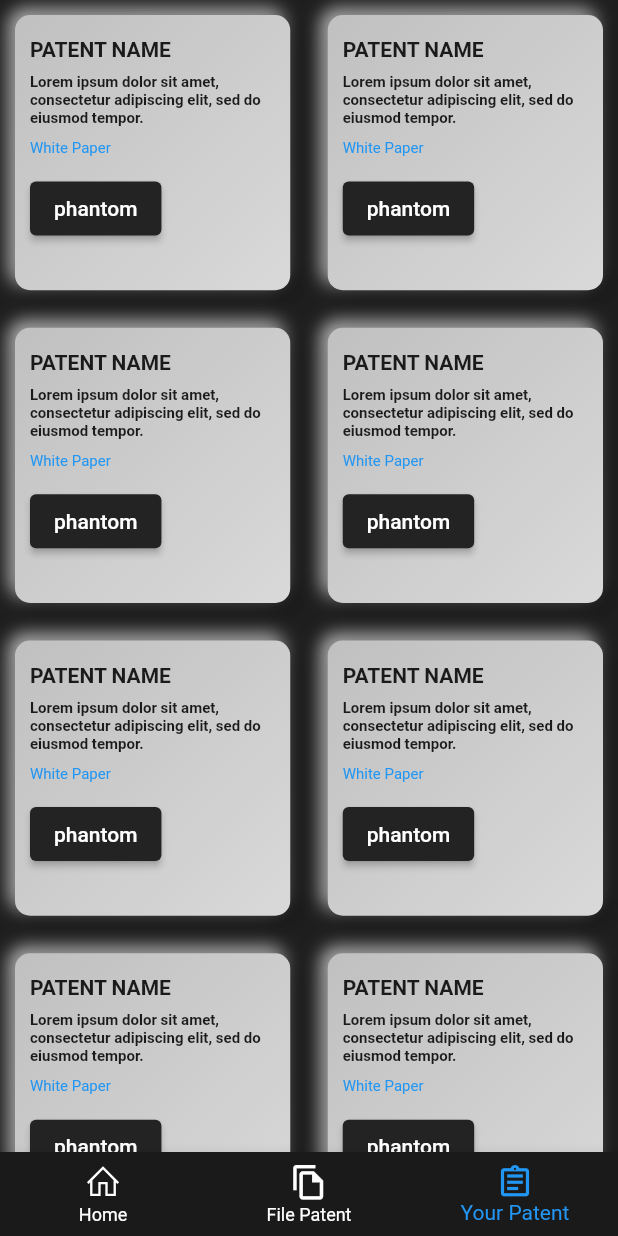
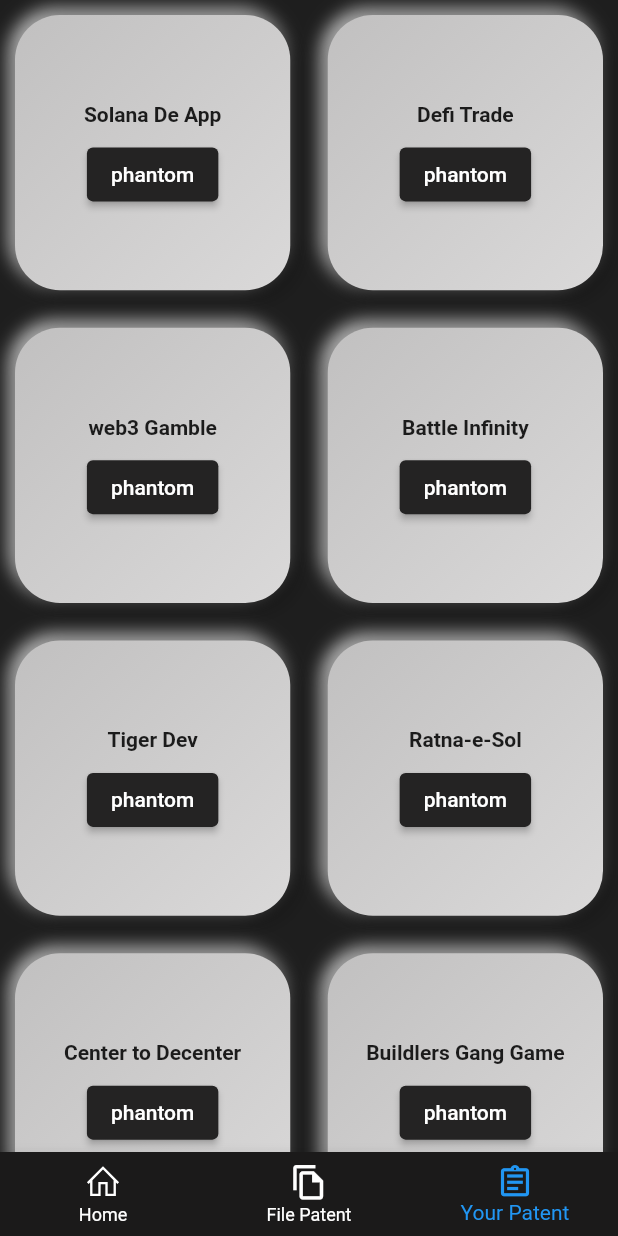
Before and after one commit to Daksh2356/Patent_De_App, a Flutter app: the screen it shows after launch, item 3 of the bottom bar chosen, on a phone screen of 412 x 824 dp. Run offline on Flutter 3.47's test engine with Material 2 defaults, Android fonts, the phone set to English and light mode, and no system bars; drawn by our look-alikes of flutter_neumorphic; our stand-ins replace line_icons, uni_links; missing offline and left inert: contactus, phantom_connect.

Commit message:
patent_card done

```diff
--- a/patent_dapp/lib/main.dart
+++ b/patent_dapp/lib/main.dart
@@ -1,8 +1,8 @@
 import 'package:flutter/material.dart';
-import 'package:patient_dapp/pages/profile_page.dart';
+import 'package:patent_dapp/pages/profile_page.dart';
 import './pages/bottom_nav.dart';
-import 'package:firebase_core/firebase_core.dart';
-import 'firebase_options.dart';
+// import 'package:firebase_core/firebase_core.dart';
+
 import 'dart:async';
 import 'package:flutter/foundation.dart';
 import 'package:flutter/services.dart';
@@ -11,9 +11,7 @@
 
 void main() async {
   WidgetsFlutterBinding.ensureInitialized();
-  await Firebase.initializeApp(
-    options: DefaultFirebaseOptions.currentPlatform,
-  );
+
   runApp(const MyApp());
 }
 
--- a/patent_dapp/lib/pages/profile_page.dart
+++ b/patent_dapp/lib/pages/profile_page.dart
@@ -1,4 +1,3 @@
-import 'package:flutter/material.dart';
 import 'package:contactus/contactus.dart';
 import 'package:flutter_neumorphic/flutter_neumorphic.dart';
 
--- a/patent_dapp/lib/widgets/patent_card.dart
+++ b/patent_dapp/lib/widgets/patent_card.dart
@@ -18,6 +18,49 @@
       );
     }
   }
+
+  List items = [
+    {
+      'name': 'Solana De App',
+      'key': '01',
+    },
+    {
+      'name': 'Defi Trade',
+      'key': '02',
+    },
+    {
+      'name': 'web3 Gamble',
+      'key': '03',
+    },
+    {
+      'name': 'Battle Infinity',
+      'key': '04',
+    },
+    {
+      'name': 'Tiger Dev',
+      'key': '05',
+    },
+    {
+      'name': 'Ratna-e-Sol',
+      'key': '06',
+    },
+    {
+      'name': 'Center to Decenter',
+      'key': '07',
+    },
+    {
+      'name': 'Buildlers Gang Game',
+      'key': '08',
+    },
+    {
+      'name': 'Spam the Solspan',
+      'key': '09',
+    },
+    {
+      'name': 'MainDevTest',
+      'key': '10',
+    },
+  ];
 
   @override
   Widget build(BuildContext context) {
@@ -43,54 +86,33 @@
                 crossAxisSpacing: 5.0,
                 mainAxisSpacing: 5.0,
               ),
-                itemCount: 10,
-                itemBuilder: (BuildContext context, int index) {
+              itemCount: items.length,
+              itemBuilder: (context, index) {
                 return Neumorphic(
                   style: NeumorphicStyle(
                       shape: NeumorphicShape.concave,
                       boxShape: NeumorphicBoxShape.roundRect(
-                            BorderRadius.circular(10)),
+                          BorderRadius.circular(30)),
                       depth: 8,
                       lightSource: LightSource.topLeft,
                       color: const Color.fromARGB(255, 214, 213, 213)),
                   duration: const Duration(milliseconds: 100),
                   margin: const EdgeInsets.all(10),
-                    padding: const EdgeInsets.all(10),
+                  padding: const EdgeInsets.all(20),
                   child: Column(
-                      crossAxisAlignment: CrossAxisAlignment.start,
+                    crossAxisAlignment: CrossAxisAlignment.center,
+                    mainAxisAlignment: MainAxisAlignment.center,
                     children: [
                       const SizedBox(
                         height: 5,
                       ),
-                        const Text(
-                          'PATENT NAME',
-                          style: TextStyle(
+                      Text(
+                        items[index]['name'],
+                        style: const TextStyle(
                           fontWeight: FontWeight.bold,
                         ),
                       ),
-                        const SizedBox(
-                          height: 8,
-                        ),
-                        const Text(
-                          'Lorem ipsum dolor sit amet, consectetur adipiscing elit, sed do eiusmod tempor.',
-                          style: TextStyle(
-                            fontWeight: FontWeight.bold,
-                            fontSize: 10,
-                          ),
-                        ),
-                        const SizedBox(
-                          height: 8,
-                        ),
-                        const Text(
-                          'White Paper',
-                          style: TextStyle(
-                            fontSize: 10,
-                            color: Colors.blue,
-                          ),
-                        ),
-                        const SizedBox(
-                          height: 10,
-                        ),
+                      const SizedBox(height: 8),
                       ElevatedButton(
                         onPressed: () {
                           con();
@@ -103,6 +125,7 @@
                     ],
                   ),
                 );
-                }));
+              },
+            ));
   }
 }
--- a/patent_dapp/pubspec.yaml
+++ b/patent_dapp/pubspec.yaml
@@ -1,4 +1,4 @@
-name: patient_dapp
+name: patent_dapp
 description: A new Flutter project.
 
 # The following line prevents the package from being accidentally published to
@@ -44,6 +44,7 @@
   uni_links: ^0.5.1
   contactus: ^1.2.0
   glassmorphism: ^3.0.0
+  google_fonts: ^3.0.1
 
 
 dev_dependencies:
```
Also changed, not shown: patent_dapp/lib/firebase_options.dart (deleted), patent_dapp/pubspec.lock, 2 other files. Lines whose indentation alone changed are shown as unchanged.
